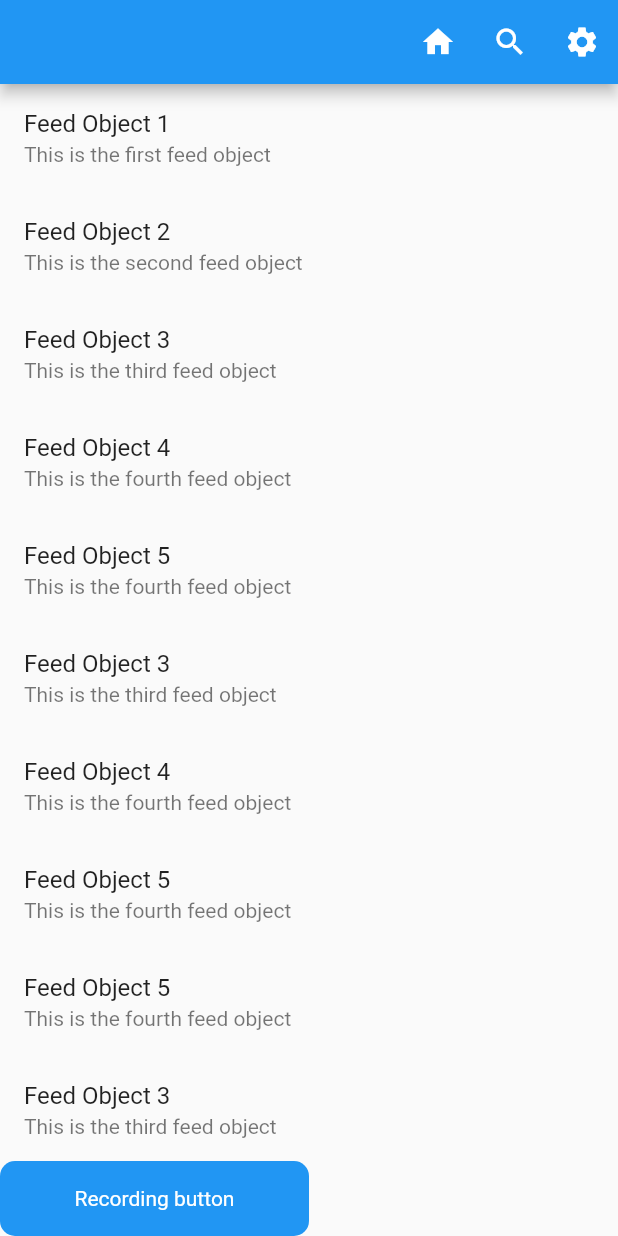
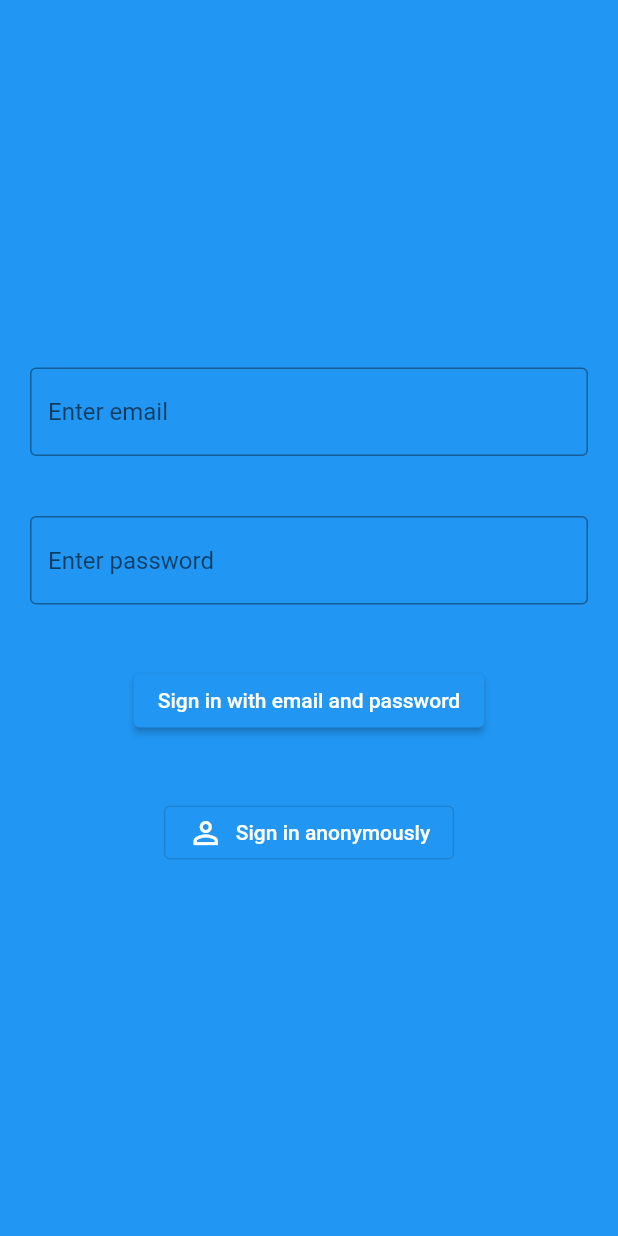
Before and after one commit to LeeBadal/memgeo, a Flutter app: the screen it shows after launch, on a phone screen of 412 x 824 dp. Run offline on Flutter 3.47's test engine with Material 2 defaults, Android fonts, the light colour scheme and no system bars; our stand-ins replace audioplayers, firebase_auth, firebase_core, geocoding, geolocator and 1 more; missing offline and left inert: dart:ffi, flutter_sound; accounts and stored records are empty; generated files the repository leaves out were written again.

Commit message:
auth email need some shit

```diff
--- a/lib/feedObject.dart
+++ b/lib/feedObject.dart
@@ -1,6 +1,4 @@
-import 'dart:io';
 import 'package:flutter/material.dart';
-import 'package:http/http.dart' as http;
 import 'dart:core';
 import 'package:audioplayers/audioplayers.dart';
 import 'package:permission_handler/permission_handler.dart';
--- /dev/null
+++ b/lib/loginscreen.dart
@@ -0,0 +1,101 @@
+import 'package:flutter/material.dart';
+import 'package:firebase_auth/firebase_auth.dart';
+
+import 'main.dart';
+
+class LoginScreen extends StatefulWidget {
+  @override
+  _LoginScreenState createState() => _LoginScreenState();
+}
+
+class _LoginScreenState extends State<LoginScreen> {
+  final _auth = FirebaseAuth.instance;
+  String _email = '';
+  String _password = '';
+
+  void _loginWithEmailAndPassword() async {
+    try {
+      if (_email.isNotEmpty && _password.isNotEmpty) {
+        // perform login or sign up
+
+        final user = await _auth.signInWithEmailAndPassword(
+          email: _email.trim(),
+          password: _password.trim(),
+        );
+      }
+    } on FirebaseAuthException catch (e) {
+      if (e.code == 'user-not-found') {
+        print('No user found for that email.');
+      } else if (e.code == 'wrong-password') {
+        print('Wrong password provided for that user.');
+      }
+    }
+  }
+
+  void _loginAnonymously() async {
+    try {
+      final user = await _auth.signInAnonymously();
+      if (user != null) {
+        print("YIKES");
+      }
+    } catch (e) {
+      print(e);
+    }
+  }
+
+  @override
+  Widget build(BuildContext context) {
+    return Scaffold(
+      body: Container(
+        decoration: BoxDecoration(
+          color: Colors.blue,
+        ),
+        child: Column(
+          mainAxisAlignment: MainAxisAlignment.center,
+          children: [
+            Padding(
+              padding: const EdgeInsets.all(20.0),
+              child: TextField(
+                onChanged: (value) => _email = value,
+                decoration: InputDecoration(
+                  hintText: 'Enter email',
+                  border: OutlineInputBorder(),
+                  fillColor: Colors.white,
+                ),
+              ),
+            ),
+            Padding(
+              padding: const EdgeInsets.all(20.0),
+              child: TextField(
+                onChanged: (value) => _password = value,
+                decoration: InputDecoration(
+                    hintText: 'Enter password',
+                    border: OutlineInputBorder(),
+                    fillColor: Colors.white),
+              ),
+            ),
+            Padding(
+              padding: const EdgeInsets.all(20.0),
+              child: ElevatedButton(
+                style: ElevatedButton.styleFrom(foregroundColor: Colors.white),
+                onPressed: _loginWithEmailAndPassword,
+                child: Text('Sign in with email and password'),
+              ),
+            ),
+            Padding(
+              padding: const EdgeInsets.all(20.0),
+              child: OutlinedButton.icon(
+                icon: Icon(Icons.person_outline),
+                label: Text('Sign in anonymously'),
+                style: OutlinedButton.styleFrom(
+                  foregroundColor: Colors.white,
+                ),
+                onPressed: _loginAnonymously,
+              ),
+            ),
+          ],
+        ),
+      ),
+    );
+  }
+}
--- a/lib/main.dart
+++ b/lib/main.dart
@@ -5,16 +5,32 @@ import 'package:memgeo/models/recorder_model.dart';
 import 'package:provider/provider.dart';
 import 'package:memgeo/permissions.dart';
 import 'package:provider/provider.dart';
+import 'package:memgeo/location.dart' as geo;
+import 'package:firebase_core/firebase_core.dart';
+import 'firebase_options.dart';
+import 'package:firebase_auth/firebase_auth.dart';
+import 'package:memgeo/loginscreen.dart';
 
-void main() {
-  runApp(const MyApp());
+const kDebugMode = true;
+Future<void> main() async {
+  WidgetsFlutterBinding.ensureInitialized();
+  await Firebase.initializeApp(options: DefaultFirebaseOptions.currentPlatform);
+
+// Ideal time to initialize
+  //if (kDebugMode) {
+  // await FirebaseAuth.instance.useAuthEmulator('192.168.0.8', 9099);
+  // }
+  runApp(MyApp());
 }
 
 class MyApp extends StatelessWidget {
-  const MyApp({super.key});
-  // This widget is the root of your application.
   @override
   Widget build(BuildContext context) {
+    return StreamBuilder<User?>(
+      stream: FirebaseAuth.instance.authStateChanges(),
+      builder: (context, snapshot) {
+        if (snapshot.hasData) {
+          return MaterialApp(builder: (context, snapshot) {
             return ChangeNotifierProvider(
                 create: (_) => RecorderProvider(),
                 child: MaterialApp(
@@ -24,6 +40,14 @@ class MyApp extends StatelessWidget {
                   ),
                   home: const MyHomePage(title: 'Flutter Demo Home Page'),
                 ));
+          });
+        } else {
+          return MaterialApp(
+            home: LoginScreen(),
+          );
+        }
+      },
+    );
   }
 }
 
@@ -59,6 +83,9 @@ class _MyHomePageState extends State<MyHomePage> {
           IconButton(
             icon: const Icon(Icons.home),
             onPressed: () {
+              geo.determineSubLocality().then((value) {
+                print(value);
+              });
               print('home');
             },
           ),
@@ -72,6 +99,8 @@ class _MyHomePageState extends State<MyHomePage> {
             icon: const Icon(Icons.settings),
             onPressed: () {
               print('settings');
+              //sign out
+              FirebaseAuth.instance.signOut();
             },
           ),
         ]),
--- a/lib/models/recorder_model.dart
+++ b/lib/models/recorder_model.dart
@@ -4,6 +4,7 @@ import 'package:flutter/material.dart';
 import 'package:flutter_sound/flutter_sound.dart';
 import 'package:permission_handler/permission_handler.dart';
 import 'package:audioplayers/audioplayers.dart';
+import 'package:memgeo/randomHelpers.dart' as memgeo;
 
 enum PlaybackState { play, pause, resume }
 
@@ -53,6 +54,7 @@ class RecorderProvider with ChangeNotifier {
       fromURI: _hasPath,
       // codec: Codec.aacADTS,
     );
+    //print(await memgeo.getFileSize(_hasPath, 1));
     _playbackState = PlaybackState.pause;
     notifyListeners();
   }
--- a/pubspec.yaml
+++ b/pubspec.yaml
@@ -37,12 +37,15 @@ dependencies:
   provider: ^6.0.5
   permission_handler: ^10.2.0
   geolocator: ^9.0.2
+  geocoding: ^2.0.5
 
 
   # The following adds the Cupertino Icons font to your application.
   # Use with the CupertinoIcons class for iOS style icons.
   cupertino_icons: ^1.0.2
   http: ^0.13.5
+  firebase_auth: ^4.2.5
+  firebase_core: ^2.4.1
 
 dev_dependencies:
   flutter_test:
```
Also changed, not shown: lib/auth.dart (added, +57 -0 lines), lib/location.dart (added, +54 -0 lines), lib/models/post.dart (added, +47 -0 lines), lib/randomHelpers.dart (added, +28 -0 lines), 4 other files. Lines whose indentation alone changed are shown as unchanged.
